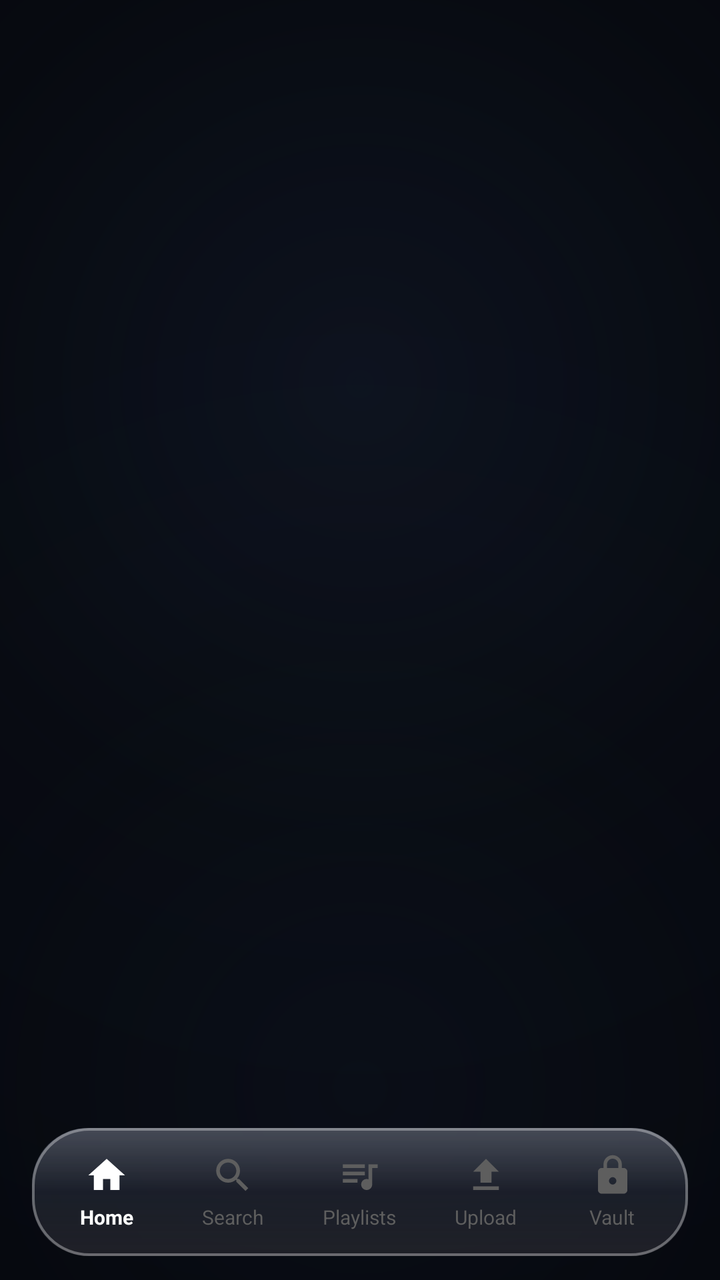
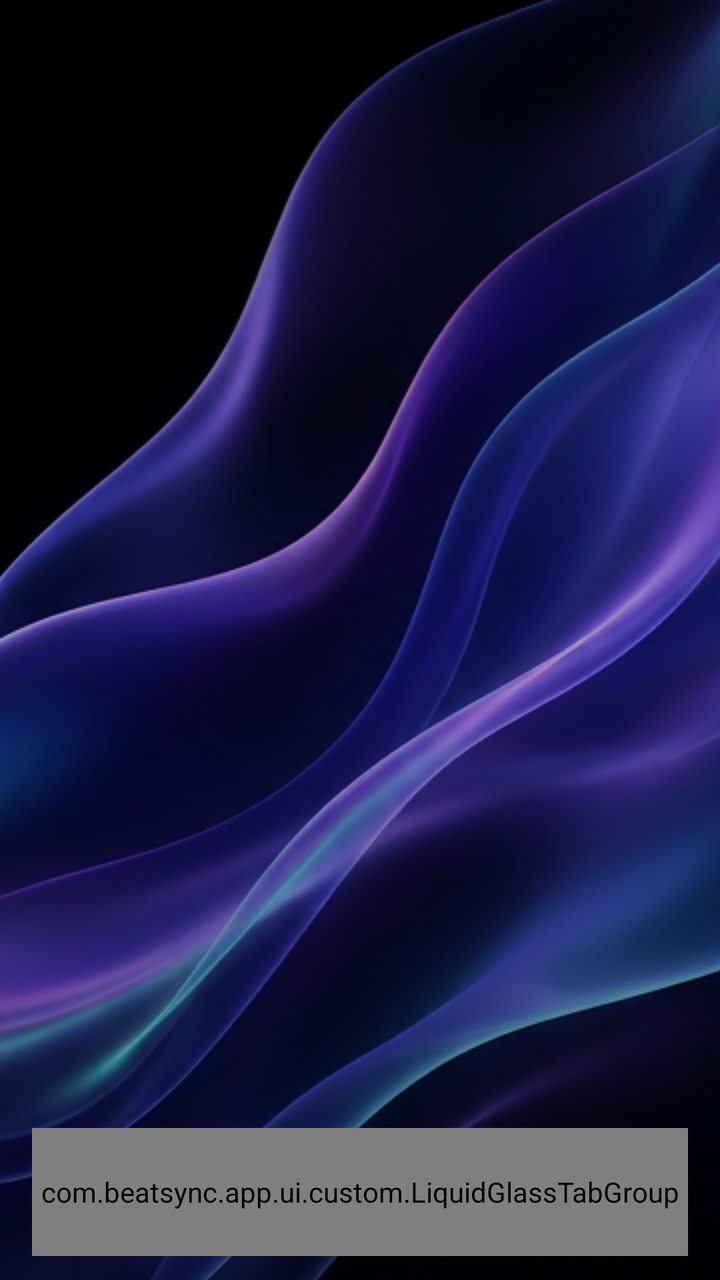

Compare the two renders of this Android layout. The source of the first and the diff that turns it into the second are given below.
<!-- AndroidManifest.xml: application theme Theme.BeatSync -->
<!-- res/layout/activity_main.xml -->
<?xml version="1.0" encoding="utf-8"?>
<RelativeLayout xmlns:android="http://schemas.android.com/apk/res/android"
    xmlns:app="http://schemas.android.com/apk/res-auto"
    android:layout_width="match_parent"
    android:layout_height="match_parent"
    android:background="@drawable/bg_ambient_lighting"
    android:fitsSystemWindows="false">

    
    <LinearLayout
        android:id="@+id/bottomDock"
        android:layout_width="match_parent"
        android:layout_height="wrap_content"
        android:layout_alignParentBottom="true"
        android:orientation="vertical">

        
        <androidx.cardview.widget.CardView
            android:id="@+id/miniPlayerLayout"
            android:layout_width="match_parent"
            android:layout_height="64dp"
            android:layout_marginStart="16dp"
            android:layout_marginEnd="16dp"
            android:layout_marginBottom="10dp"
            app:cardCornerRadius="20dp"
            app:cardElevation="0dp"
            app:cardBackgroundColor="@android:color/transparent"
            android:background="@drawable/bg_liquid_glass_card"
            android:visibility="gone">

            <RelativeLayout
                android:layout_width="match_parent"
                android:layout_height="match_parent">

                
                <ProgressBar
                    android:id="@+id/miniProgressBar"
                    style="?android:attr/progressBarStyleHorizontal"
                    android:layout_width="match_parent"
                    android:layout_height="2.5dp"
                    android:layout_alignParentTop="true"
                    android:max="1000"
                    android:progress="0"
                    android:progressTint="@color/text_primary"
                    android:progressBackgroundTint="@color/border_subtle" />

                
                <FrameLayout
                    android:id="@+id/miniCoverContainer"
                    android:layout_width="44dp"
                    android:layout_height="44dp"
                    android:layout_centerVertical="true"
                    android:layout_marginStart="10dp"
                    android:background="@drawable/bg_card_minimal">

                    <ImageView
                        android:id="@+id/miniCover"
                        android:layout_width="match_parent"
                        android:layout_height="match_parent"
                        android:scaleType="centerCrop"
                        android:contentDescription="Cover" />

                    <ImageView
                        android:id="@+id/miniDefaultNote"
                        android:layout_width="20dp"
                        android:layout_height="20dp"
                        android:layout_gravity="center"
                        android:src="@drawable/ic_music_note"
                        android:tint="@color/text_primary"
                        android:contentDescription="Note" />
                </FrameLayout>

                
                <LinearLayout
                    android:layout_width="match_parent"
                    android:layout_height="wrap_content"
                    android:layout_toEndOf="@+id/miniCoverContainer"
                    android:layout_toStartOf="@+id/miniControlsLayout"
                    android:layout_centerVertical="true"
                    android:layout_marginStart="12dp"
                    android:layout_marginEnd="8dp"
                    android:orientation="vertical">

                    <TextView
                        android:id="@+id/miniTitle"
                        android:layout_width="wrap_content"
                        android:layout_height="wrap_content"
                        android:text="Song Title"
                        android:textColor="@color/text_primary"
                        android:textSize="14sp"
                        android:textStyle="bold"
                        android:singleLine="true"
                        android:ellipsize="marquee"
                        android:marqueeRepeatLimit="marquee_forever" />

                    <TextView
                        android:id="@+id/miniArtist"
                        android:layout_width="wrap_content"
                        android:layout_height="wrap_content"
                        android:text="Artist"
                        android:textColor="@color/text_secondary"
                        android:textSize="12sp"
                        android:singleLine="true"
                        android:ellipsize="end" />
                </LinearLayout>

                
                <LinearLayout
                    android:id="@+id/miniControlsLayout"
                    android:layout_width="wrap_content"
                    android:layout_height="match_parent"
                    android:layout_alignParentEnd="true"
                    android:gravity="center_vertical"
                    android:paddingEnd="10dp"
                    android:orientation="horizontal">

                    <ImageView
                        android:id="@+id/miniBtnPlayPause"
                        android:layout_width="40dp"
                        android:layout_height="40dp"
                        android:padding="8dp"
                        android:src="@drawable/ic_play"
                        android:tint="@color/text_primary"
                        android:background="?attr/selectableItemBackgroundBorderless"
                        android:contentDescription="Play/Pause" />

                    <ImageView
                        android:id="@+id/miniBtnNext"
                        android:layout_width="40dp"
                        android:layout_height="40dp"
                        android:padding="8dp"
                        android:src="@drawable/ic_skip_next"
                        android:tint="@color/text_secondary"
                        android:background="?attr/selectableItemBackgroundBorderless"
                        android:contentDescription="Next" />
                </LinearLayout>

            </RelativeLayout>
        </androidx.cardview.widget.CardView>

        
        <LinearLayout
            android:id="@+id/customBottomBar"
            android:layout_width="match_parent"
            android:layout_height="64dp"
            android:layout_marginStart="16dp"
            android:layout_marginEnd="16dp"
            android:layout_marginBottom="12dp"
            android:orientation="horizontal"
            android:background="@drawable/bg_liquid_glass_dock"
            android:gravity="center_vertical"
            android:paddingStart="6dp"
            android:paddingEnd="6dp">

            
            <LinearLayout
                android:id="@+id/tabNavHome"
                android:layout_width="0dp"
                android:layout_height="match_parent"
                android:layout_weight="1"
                android:orientation="vertical"
                android:gravity="center"
                android:background="?attr/selectableItemBackgroundBorderless">

                <ImageView
                    android:id="@+id/iconNavHome"
                    android:layout_width="22dp"
                    android:layout_height="22dp"
                    android:src="@drawable/ic_home"
                    android:tint="@color/text_primary"
                    android:contentDescription="Home" />

                <TextView
                    android:id="@+id/labelNavHome"
                    android:layout_width="wrap_content"
                    android:layout_height="wrap_content"
                    android:text="Home"
                    android:textSize="10sp"
                    android:textStyle="bold"
                    android:textColor="@color/text_primary"
                    android:layout_marginTop="3dp" />
            </LinearLayout>

            
            <LinearLayout
                android:id="@+id/tabNavSearch"
                android:layout_width="0dp"
                android:layout_height="match_parent"
                android:layout_weight="1"
                android:orientation="vertical"
                android:gravity="center"
                android:background="?attr/selectableItemBackgroundBorderless">

                <ImageView
                    android:id="@+id/iconNavSearch"
                    android:layout_width="22dp"
                    android:layout_height="22dp"
                    android:src="@drawable/ic_search"
                    android:tint="@color/text_tertiary"
                    android:contentDescription="Search" />

                <TextView
                    android:id="@+id/labelNavSearch"
                    android:layout_width="wrap_content"
                    android:layout_height="wrap_content"
                    android:text="Search"
                    android:textSize="10sp"
                    android:textColor="@color/text_tertiary"
                    android:layout_marginTop="3dp" />
            </LinearLayout>

            
            <LinearLayout
                android:id="@+id/tabNavPlaylists"
                android:layout_width="0dp"
                android:layout_height="match_parent"
                android:layout_weight="1"
                android:orientation="vertical"
                android:gravity="center"
                android:background="?attr/selectableItemBackgroundBorderless">

                <ImageView
                    android:id="@+id/iconNavPlaylists"
                    android:layout_width="22dp"
                    android:layout_height="22dp"
                    android:src="@drawable/ic_playlist"
                    android:tint="@color/text_tertiary"
                    android:contentDescription="Playlists" />

                <TextView
                    android:id="@+id/labelNavPlaylists"
                    android:layout_width="wrap_content"
                    android:layout_height="wrap_content"
                    android:text="Playlists"
                    android:textSize="10sp"
                    android:textColor="@color/text_tertiary"
                    android:layout_marginTop="3dp" />
            </LinearLayout>

            
            <LinearLayout
                android:id="@+id/tabNavUpload"
                android:layout_width="0dp"
                android:layout_height="match_parent"
                android:layout_weight="1"
                android:orientation="vertical"
                android:gravity="center"
                android:background="?attr/selectableItemBackgroundBorderless">

                <ImageView
                    android:id="@+id/iconNavUpload"
                    android:layout_width="22dp"
                    android:layout_height="22dp"
                    android:src="@drawable/ic_upload"
                    android:tint="@color/text_tertiary"
                    android:contentDescription="Upload" />

                <TextView
                    android:id="@+id/labelNavUpload"
                    android:layout_width="wrap_content"
                    android:layout_height="wrap_content"
                    android:text="Upload"
                    android:textSize="10sp"
                    android:textColor="@color/text_tertiary"
                    android:layout_marginTop="3dp" />
            </LinearLayout>

            
            <LinearLayout
                android:id="@+id/tabNavVault"
                android:layout_width="0dp"
                android:layout_height="match_parent"
                android:layout_weight="1"
                android:orientation="vertical"
                android:gravity="center"
                android:background="?attr/selectableItemBackgroundBorderless">

                <ImageView
                    android:id="@+id/iconNavVault"
                    android:layout_width="22dp"
                    android:layout_height="22dp"
                    android:src="@drawable/ic_lock"
                    android:tint="@color/text_tertiary"
                    android:contentDescription="Vault" />

                <TextView
                    android:id="@+id/labelNavVault"
                    android:layout_width="wrap_content"
                    android:layout_height="wrap_content"
                    android:text="Vault"
                    android:textSize="10sp"
                    android:textColor="@color/text_tertiary"
                    android:layout_marginTop="3dp" />
            </LinearLayout>

            
            <LinearLayout
                android:id="@+id/tabNavAdmin"
                android:layout_width="0dp"
                android:layout_height="match_parent"
                android:layout_weight="1"
                android:orientation="vertical"
                android:gravity="center"
                android:background="?attr/selectableItemBackgroundBorderless"
                android:visibility="gone">

                <ImageView
                    android:id="@+id/iconNavAdmin"
                    android:layout_width="22dp"
                    android:layout_height="22dp"
                    android:src="@drawable/ic_admin_shield"
                    android:tint="@color/text_tertiary"
                    android:contentDescription="Admin" />

                <TextView
                    android:id="@+id/labelNavAdmin"
                    android:layout_width="wrap_content"
                    android:layout_height="wrap_content"
                    android:text="Admin"
                    android:textSize="10sp"
                    android:textColor="@color/text_tertiary"
                    android:layout_marginTop="3dp" />
            </LinearLayout>

        </LinearLayout>

    </LinearLayout>

    
    <FrameLayout
        android:id="@+id/fragmentContainer"
        android:layout_width="match_parent"
        android:layout_height="match_parent"
        android:layout_above="@+id/bottomDock" />

</RelativeLayout>
<!-- resources referenced by this layout -->
<resources>
  <color name="border_subtle">#222222</color>
  <color name="text_primary">#FFFFFF</color>
  <color name="text_secondary">#9E9E9E</color>
  <color name="text_tertiary">#5E5E5E</color>
  <!-- drawable bg_ambient_lighting (drawable) -->
  <?xml version="1.0" encoding="utf-8"?>
  <layer-list xmlns:android="http://schemas.android.com/apk/res/android">
      
      <item>
          <shape android:shape="rectangle">
              <solid android:color="#05070C" />
          </shape>
      </item>
  
      
      <item>
          <shape android:shape="rectangle">
              <gradient
                  android:type="radial"
                  android:gradientRadius="480dp"
                  android:centerX="50%"
                  android:centerY="30%"
                  android:startColor="#332B4066"
                  android:centerColor="#14172238"
                  android:endColor="#00000000" />
          </shape>
      </item>
  
      
      <item>
          <shape android:shape="rectangle">
              <gradient
                  android:type="radial"
                  android:gradientRadius="420dp"
                  android:centerX="50%"
                  android:centerY="85%"
                  android:startColor="#261E2E4A"
                  android:centerColor="#0D131E30"
                  android:endColor="#00000000" />
          </shape>
      </item>
  </layer-list>
  <!-- drawable bg_card_minimal (drawable) -->
  <?xml version="1.0" encoding="utf-8"?>
  <shape xmlns:android="http://schemas.android.com/apk/res/android"
      android:shape="rectangle">
      <solid android:color="@color/bg_card" />
      <corners android:radius="14dp" />
      <stroke
          android:width="1dp"
          android:color="@color/border_subtle" />
  </shape>
  <!-- drawable ic_home (drawable) -->
  <vector xmlns:android="http://schemas.android.com/apk/res/android"
      android:width="24dp"
      android:height="24dp"
      android:viewportWidth="24"
      android:viewportHeight="24">
    <path
        android:fillColor="@android:color/white"
        android:pathData="M10,20v-6h4v6h5v-8h3L12,3 2,12h3v8z"/>
  </vector>
  <!-- drawable ic_play (drawable) -->
  <vector xmlns:android="http://schemas.android.com/apk/res/android"
      android:width="24dp"
      android:height="24dp"
      android:viewportWidth="24"
      android:viewportHeight="24">
    <path
        android:fillColor="@android:color/white"
        android:pathData="M8,5v14l11,-7z"/>
  </vector>
  <!-- drawable ic_skip_next (drawable) -->
  <vector xmlns:android="http://schemas.android.com/apk/res/android"
      android:width="24dp"
      android:height="24dp"
      android:viewportWidth="24"
      android:viewportHeight="24">
    <path
        android:fillColor="@android:color/white"
        android:pathData="M6,18l8.5,-6L6,6v12zM16,6v12h2V6h-2z"/>
  </vector>
  <color name="bg_card">#0D0D0D</color>
  <color name="badge_private_text">#8E8E8E</color>
  <color name="accent_primary">#FFFFFF</color>
  <color name="text_inverse">#000000</color>
  <color name="bg_card_elevated">#141414</color>
  <color name="accent_secondary">#D4D4D4</color>
  <color name="bg_dark">#000000</color>
  <color name="bg_input">#111111</color>
  <color name="bg_bottom_nav">#080808</color>
  <!-- unchanged entries left out for length: 9 -->
</resources>

<!-- the commit's change to res/layout/activity_main.xml (unified diff, before → after) -->
@@ -139,18 +139,24 @@
         </androidx.cardview.widget.CardView>
 
         
-        <LinearLayout
-            android:id="@+id/customBottomBar"
+        <com.beatsync.app.ui.custom.LiquidGlassTabGroup
+            android:id="@+id/bottomNavTabGroup"
             android:layout_width="match_parent"
             android:layout_height="64dp"
             android:layout_marginStart="16dp"
             android:layout_marginEnd="16dp"
             android:layout_marginBottom="12dp"
-            android:orientation="horizontal"
-            android:background="@drawable/bg_liquid_glass_dock"
-            android:gravity="center_vertical"
-            android:paddingStart="6dp"
-            android:paddingEnd="6dp">
+            android:background="@drawable/bg_liquid_glass_dock">
+
+            <LinearLayout
+                android:id="@+id/customBottomBar"
+                android:layout_width="match_parent"
+                android:layout_height="match_parent"
+                android:orientation="horizontal"
+                android:background="@android:color/transparent"
+                android:gravity="center_vertical"
+                android:paddingStart="4dp"
+                android:paddingEnd="4dp">
 
             
             <LinearLayout
@@ -323,6 +329,7 @@
             </LinearLayout>
 
         </LinearLayout>
+        </com.beatsync.app.ui.custom.LiquidGlassTabGroup>
 
     </LinearLayout>
 
<!-- resource entries referenced after the edit -->
@@ -10,48 +10,69 @@
       
       <item>
           <shape android:shape="rectangle">
-              <solid android:color="#05070C" />
+              <solid android:color="#000000" />
+          </shape>
+      </item>
+  
+      
+      <item>
+          <bitmap
+              android:src="@drawable/bg_oled_mesh"
+              android:gravity="center"
+              android:tileMode="disabled" />
+      </item>
+  
+      
+      <item>
+          <shape android:shape="rectangle">
+              <gradient
+                  android:angle="270"
+                  android:startColor="#66000000"
+                  android:centerColor="#33000000"
+                  android:endColor="#80000000"
+                  android:type="linear" />
+          </shape>
+      </item>
+  </layer-list>
+  <!-- drawable bg_card_minimal (drawable) -->
+  <?xml version="1.0" encoding="utf-8"?>
+  <layer-list xmlns:android="http://schemas.android.com/apk/res/android">
+      
+      <item>
+          <shape android:shape="rectangle">
+              <corners android:radius="16dp" />
+              <gradient
+                  android:angle="270"
+                  android:startColor="#CC141724"
+                  android:centerColor="#B30E111C"
+                  android:endColor="#CC0A0D18"
+                  android:type="linear" />
           </shape>
       </item>
   
       
       <item>
           <shape android:shape="rectangle">
+              <corners android:radius="16dp" />
               <gradient
-                  android:type="radial"
-                  android:gradientRadius="480dp"
-                  android:centerX="50%"
-                  android:centerY="30%"
-                  android:startColor="#332B4066"
-                  android:centerColor="#14172238"
-                  android:endColor="#00000000" />
+                  android:angle="270"
+                  android:startColor="#26FFFFFF"
+                  android:centerColor="#05FFFFFF"
+                  android:endColor="#0DFFFFFF"
+                  android:type="linear" />
           </shape>
       </item>
   
       
       <item>
           <shape android:shape="rectangle">
-              <gradient
-                  android:type="radial"
-                  android:gradientRadius="420dp"
-                  android:centerX="50%"
-                  android:centerY="85%"
-                  android:startColor="#261E2E4A"
-                  android:centerColor="#0D131E30"
-                  android:endColor="#00000000" />
+              <corners android:radius="16dp" />
+              <stroke
+                  android:width="1dp"
+                  android:color="#33FFFFFF" />
           </shape>
       </item>
   </layer-list>
-  <!-- drawable bg_card_minimal (drawable) -->
-  <?xml version="1.0" encoding="utf-8"?>
-  <shape xmlns:android="http://schemas.android.com/apk/res/android"
-      android:shape="rectangle">
-      <solid android:color="@color/bg_card" />
-      <corners android:radius="14dp" />
-      <stroke
-          android:width="1dp"
-          android:color="@color/border_subtle" />
-  </shape>
   <!-- drawable ic_home (drawable) -->
   <vector xmlns:android="http://schemas.android.com/apk/res/android"
       android:width="24dp"
@@ -82,6 +103,7 @@
         android:fillColor="@android:color/white"
         android:pathData="M6,18l8.5,-6L6,6v12zM16,6v12h2V6h-2z"/>
   </vector>
+  <!-- drawable bg_oled_mesh: jpg bitmap (drawable, 448675 bytes) -->
   <color name="bg_card">#0D0D0D</color>
   <color name="badge_private_text">#8E8E8E</color>
   <color name="accent_primary">#FFFFFF</color>
